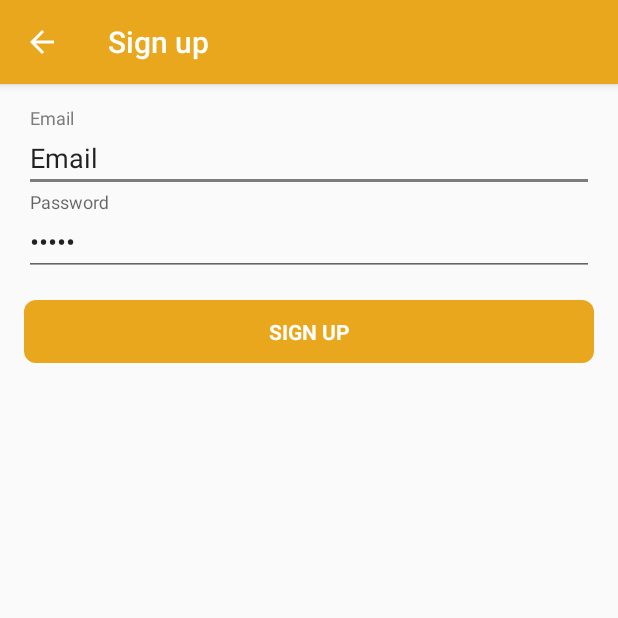
After one commit to Romeorubiko/Debtor, an Android app: the SignupActivity screen opened directly, with no data from a screen before it, on a phone screen of 412 x 824 dp, the top half of it. The commit adds this screen. Run offline under Robolectric (Android 15) with nearby library versions, the phone set to English and light mode, and no system bars; our stand-ins replace Firebase (no records; nobody signed in at launch, a user with empty details on screens opened directly).

Commit message:
app permits sign up requests

```diff
--- a/app/build.gradle
+++ b/app/build.gradle
@@ -29,6 +29,7 @@ dependencies {
     androidTestImplementation 'com.android.support.test:runner:1.0.2'
     androidTestImplementation 'com.android.support.test.espresso:espresso-core:3.0.2'
     api 'com.google.firebase:firebase-core:16.0.1'
+    api 'com.google.firebase:firebase-auth:16.0.1'
 }
 
 apply plugin: 'com.google.gms.google-services'
--- a/app/src/main/res/layout/activity_login.xml
+++ b/app/src/main/res/layout/activity_login.xml
@@ -37,7 +37,7 @@
                 android:layout_height="wrap_content">
 
                 <AutoCompleteTextView
-                    android:id="@+id/email"
+                    android:id="@+id/login_email"
                     android:layout_width="match_parent"
                     android:layout_height="wrap_content"
                     android:hint="@string/prompt_email"
@@ -53,7 +53,7 @@
                 android:layout_height="wrap_content">
 
                 <EditText
-                    android:id="@+id/password"
+                    android:id="@+id/login_password"
                     android:layout_width="match_parent"
                     android:layout_height="wrap_content"
                     android:hint="@string/prompt_password"
--- /dev/null
+++ b/app/src/main/res/layout/activity_signup.xml
@@ -0,0 +1,74 @@
+<?xml version="1.0" encoding="utf-8"?>
+<LinearLayout xmlns:android="http://schemas.android.com/apk/res/android"
+    xmlns:app="http://schemas.android.com/apk/res-auto"
+    xmlns:tools="http://schemas.android.com/tools"
+    android:layout_width="match_parent"
+    android:layout_height="match_parent"
+    tools:context=".ui.SignupActivity"
+    android:paddingBottom="@dimen/activity_vertical_margin"
+    android:paddingLeft="@dimen/activity_horizontal_margin"
+    android:paddingRight="@dimen/activity_horizontal_margin"
+    android:paddingTop="@dimen/activity_vertical_margin">
+
+
+    <ScrollView
+        android:id="@+id/login_form"
+        android:layout_width="match_parent"
+        android:layout_height="wrap_content">
+
+        <LinearLayout
+            android:id="@+id/email_login_form"
+            android:layout_width="match_parent"
+            android:layout_height="wrap_content"
+            android:orientation="vertical">
+
+            <android.support.design.widget.TextInputLayout
+                android:layout_width="match_parent"
+                android:layout_height="wrap_content">
+
+                <AutoCompleteTextView
+                    android:id="@+id/signup_email"
+                    android:layout_width="match_parent"
+                    android:layout_height="wrap_content"
+                    android:hint="@string/prompt_email"
+                    android:inputType="textEmailAddress"
+                    android:maxLines="1"
+                    android:singleLine="true"
+                    android:text="@string/prompt_email" />
+
+            </android.support.design.widget.TextInputLayout>
+
+            <android.support.design.widget.TextInputLayout
+                android:layout_width="match_parent"
+                android:layout_height="wrap_content">
+
+                <EditText
+                    android:id="@+id/signup_password"
+                    android:layout_width="match_parent"
+                    android:layout_height="wrap_content"
+                    android:hint="@string/prompt_password"
+                    android:imeActionId="6"
+                    android:imeActionLabel="@string/action_sign_in_short"
+                    android:imeOptions="actionUnspecified"
+                    android:inputType="textPassword"
+                    android:maxLines="1"
+                    android:singleLine="true"
+                    android:text="@string/prompt_email" />
+
+            </android.support.design.widget.TextInputLayout>
+
+            <Button
+                android:id="@+id/email_sign_up_button"
+                style="?android:textAppearanceSmall"
+                android:layout_width="match_parent"
+                android:layout_height="@dimen/button_size"
+                android:layout_marginTop="16dp"
+                android:background="@drawable/rounded_button"
+                android:backgroundTint="@color/colorPrimary"
+                android:text="@string/Sign_up"
+                android:textColor="@android:color/background_light"
+                android:textStyle="bold" />
+
+        </LinearLayout>
+    </ScrollView>
+</LinearLayout>
--- a/app/src/main/res/values/strings.xml
+++ b/app/src/main/res/values/strings.xml
@@ -18,4 +18,5 @@
     <string name="Sign_in_twitter">Sign in with Twitter</string>
     <string name="Sign_in_google">Sign in with Google+</string>
     <string name="or">or</string>
+    <string name="Sign_up">Sign up</string>
 </resources>
```
Also changed, not shown: app/src/main/AndroidManifest.xml (+5 -6 lines), app/src/main/java/com/apkproject/debtor/ui/LoginActivity.java (+16 -2 lines), app/src/main/java/com/apkproject/debtor/ui/SignupActivity.java (added, +148 -0 lines).
